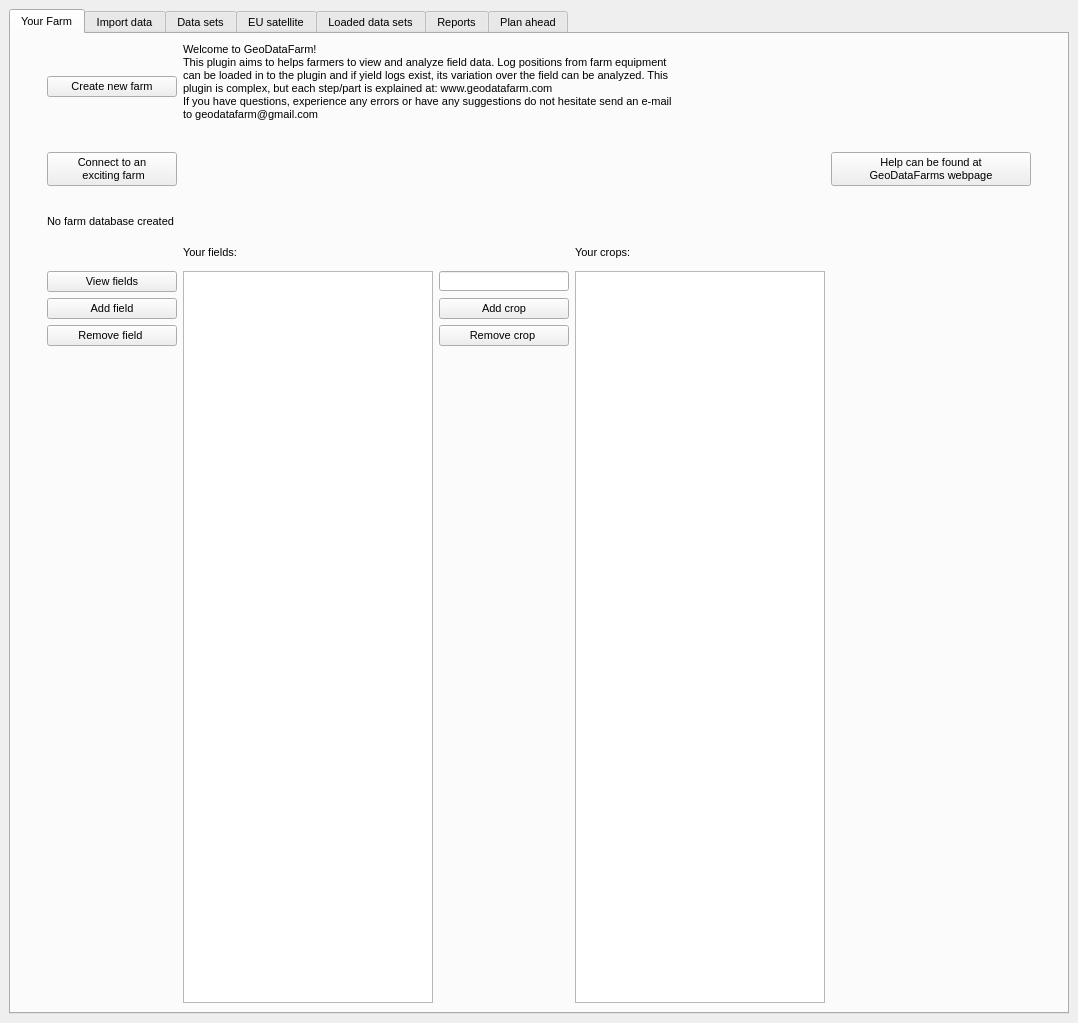
Above: GeoDataFarm_dockwidget_base.ui from axelande/geodatafarm3 before the change. Below: the same form after it.
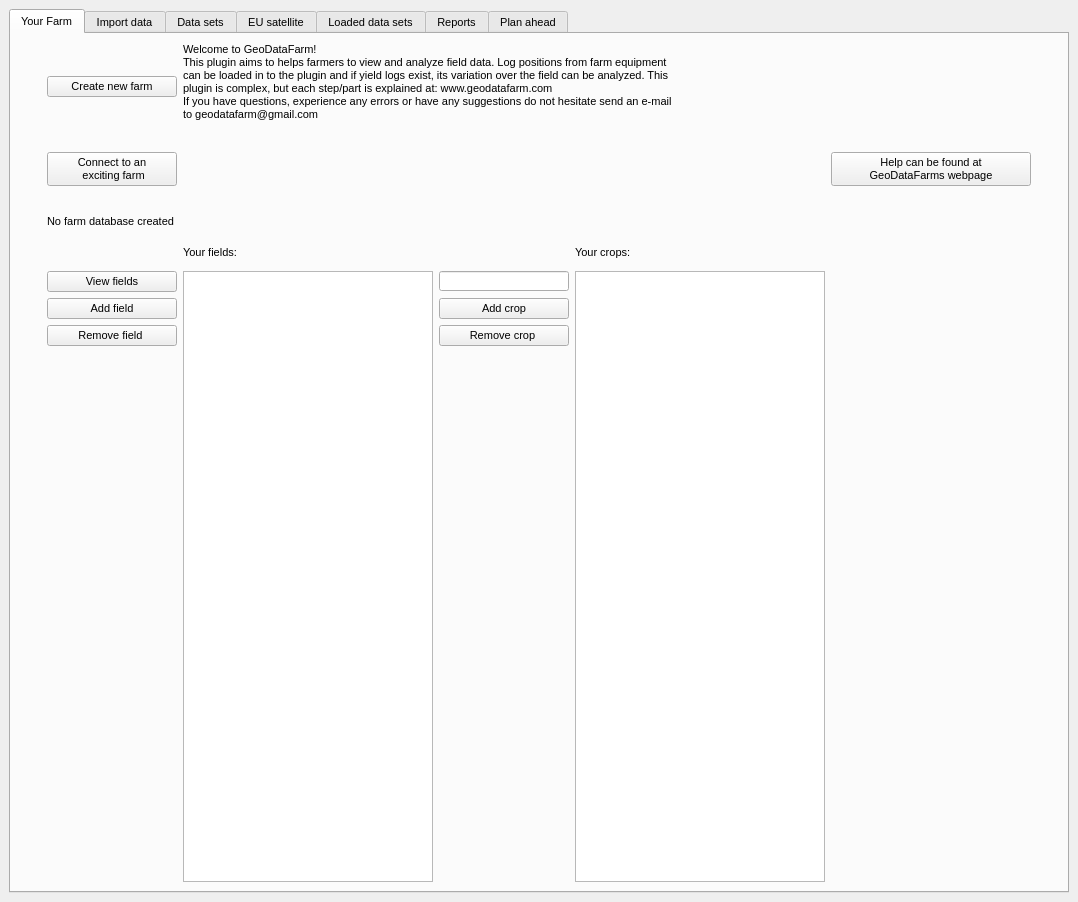
That is the form after the change. Custom widgets are drawn as their Qt base class.

The edit to the form file:
```diff
--- a/GeoDataFarm_dockwidget_base.ui
+++ b/GeoDataFarm_dockwidget_base.ui
@@ -7,7 +7,7 @@
     <x>0</x>
     <y>0</y>
     <width>1078</width>
-    <height>1023</height>
+    <height>902</height>
    </rect>
   </property>
   <property name="sizePolicy">
```
